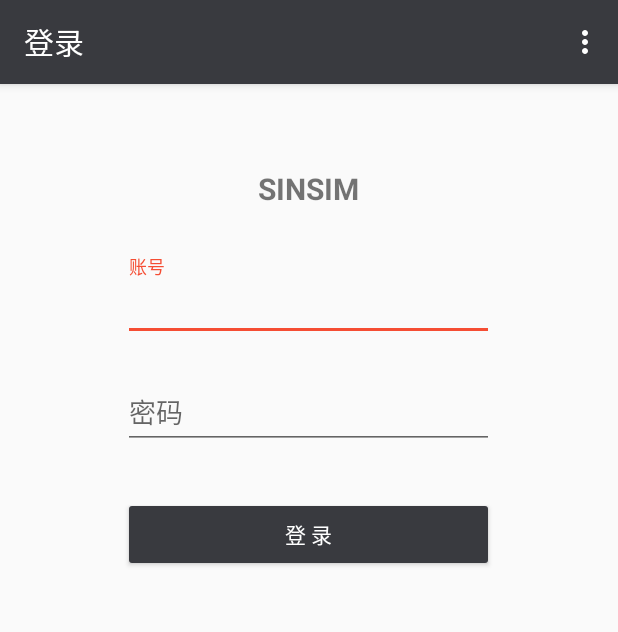
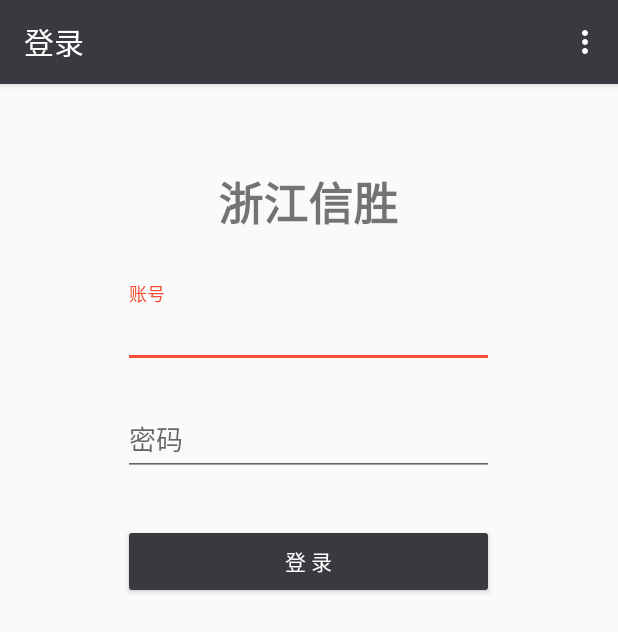
Before and after one commit to wu-xuemin/SSPROCESS, an Android app: the LoginActivity screen opened directly, with no data from a screen before it, on a phone screen of 412 x 824 dp. Shown: the top 632 px of the screen. Run offline under Robolectric (Android 15) with nearby library versions, the phone set to English and light mode, and no system bars.

Commit message:
修改中文公司名

```diff
--- a/app/src/main/res/layout/activity_login.xml
+++ b/app/src/main/res/layout/activity_login.xml
@@ -25,9 +25,9 @@
                 android:layout_height="wrap_content"
                 android:orientation="vertical">
                 <TextView
-                    android:text="@string/system_name"
+                    android:text="@string/system_name_cn"
                     android:textStyle="bold"
-                    android:textSize="20sp"
+                    android:textSize="30sp"
                     android:layout_width="wrap_content"
                     android:layout_height="wrap_content"
                     android:layout_marginBottom="24dp"
--- a/app/src/main/res/values/strings.xml
+++ b/app/src/main/res/values/strings.xml
@@ -5,6 +5,7 @@
     <string name="qr_scan">二维码扫描</string>
 
     <string name="system_name">SINSIM</string>
+    <string name="system_name_cn">浙江信胜</string>
     <string name="account">账号</string>
     <string name="signup_password">密码</string>
     <string name="login_activity">登录</string>
```
